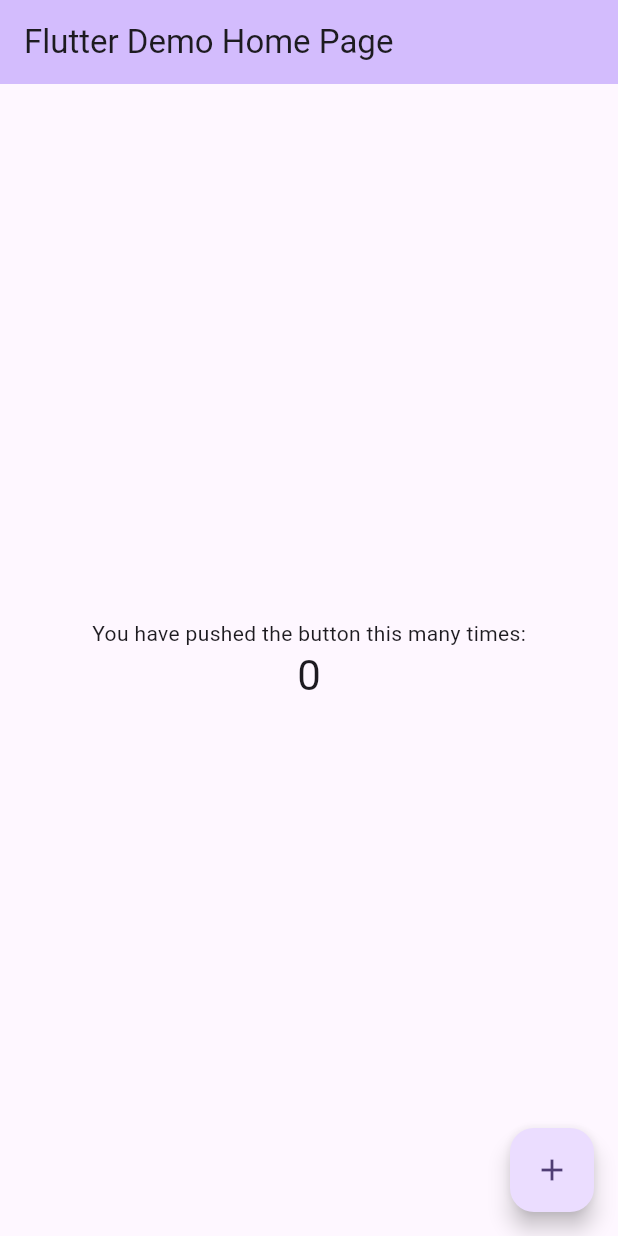
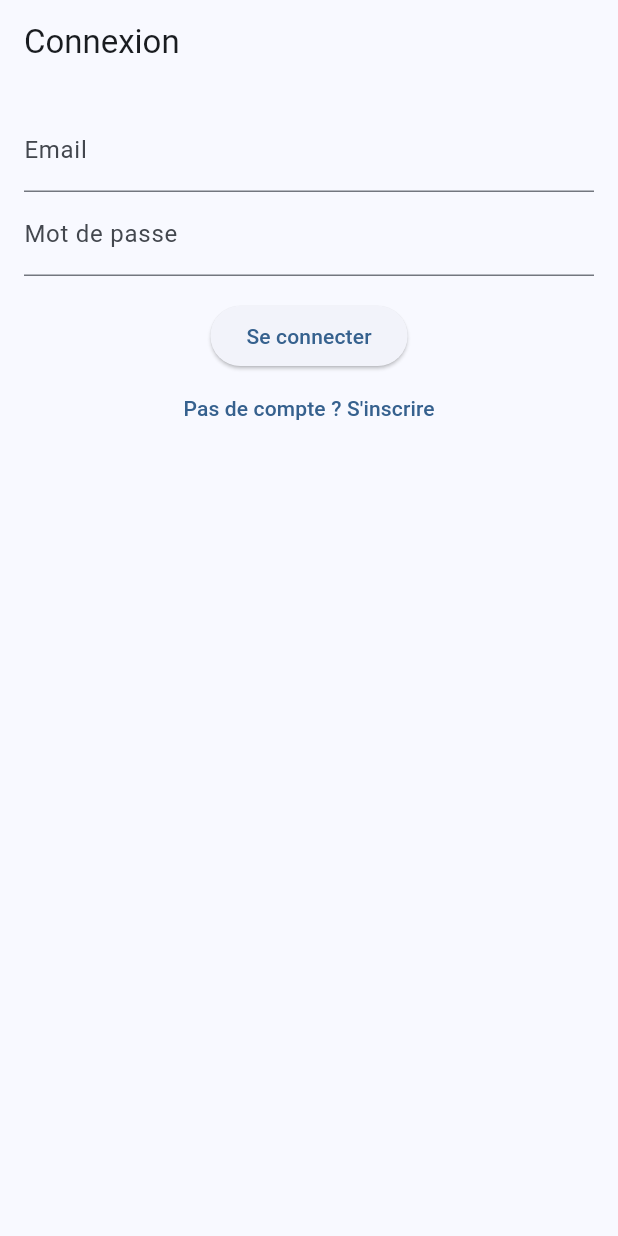
Before and after one commit to oumaimagattoua/tracker_flutter, a Flutter app: the screen it shows after launch, on a phone screen of 412 x 824 dp. Run offline on Flutter 3.47's test engine with Material 3 defaults, Android fonts, the phone set to English and light mode, and no system bars; our stand-ins replace firebase_auth, firebase_core, flutter_riverpod, go_router; accounts and stored records are empty.

```diff
--- /dev/null
+++ b/lib/core/routing/app_router.dart
@@ -0,0 +1,42 @@
+import 'package:flutter_riverpod/flutter_riverpod.dart';
+import 'package:go_router/go_router.dart';
+import 'package:tracker_flutter/features/auth/application/auth_service.dart';
+import 'package:tracker_flutter/features/auth/presentation/screens/login_screen.dart';
+import 'package:tracker_flutter/features/auth/presentation/screens/register_screen.dart';
+import 'package:tracker_flutter/features/dashboard/presentation/dashboard_screen.dart';
+
+final routerProvider = Provider<GoRouter>((ref) {
+  final authState = ref.watch(authStateProvider);
+
+  return GoRouter(
+    initialLocation: '/',
+    redirect: (context, state) {
+      final isLoggedIn = authState.value != null;
+      final isLoggingIn = state.matchedLocation == '/login' || state.matchedLocation == '/register';
+
+      if (!isLoggedIn) {
+        return isLoggingIn ? null : '/login';
+      }
+
+      if (isLoggingIn) {
+        return '/';
+      }
+
+      return null;
+    },
+    routes: [
+      GoRoute(
+        path: '/',
+        builder: (context, state) => const DashboardScreen(),
+      ),
+      GoRoute(
+        path: '/login',
+        builder: (context, state) => const LoginScreen(),
+      ),
+      GoRoute(
+        path: '/register',
+        builder: (context, state) => const RegisterScreen(),
+      ),
+    ],
+  );
+});
--- /dev/null
+++ b/lib/features/auth/application/auth_service.dart
@@ -0,0 +1,38 @@
+import 'package:flutter_riverpod/flutter_riverpod.dart';
+import 'package:tracker_flutter/features/auth/domain/app_user.dart';
+import 'package:tracker_flutter/features/auth/domain/auth_repository.dart';
+import 'package:firebase_auth/firebase_auth.dart';
+import 'package:tracker_flutter/features/auth/data/firebase_auth_repository.dart';
+
+final authRepositoryProvider = Provider<AuthRepository>((ref) {
+  return FirebaseAuthRepository(FirebaseAuth.instance);
+});
+
+final authStateProvider = StreamProvider<AppUser?>((ref) {
+  return ref.watch(authRepositoryProvider).authStateChanges();
+});
+
+class AuthController extends StateNotifier<AsyncValue<void>> {
+  final AuthRepository _repository;
+
+  AuthController(this._repository) : super(const AsyncData(null));
+
+  Future<void> login(String email, String password) async {
+    state = const AsyncLoading();
+    state = await AsyncValue.guard(() => _repository.signInWithEmailAndPassword(email, password));
+  }
+
+  Future<void> register(String email, String password, String displayName) async {
+    state = const AsyncLoading();
+    state = await AsyncValue.guard(() => _repository.createUserWithEmailAndPassword(email, password, displayName));
+  }
+
+  Future<void> logout() async {
+    state = const AsyncLoading();
+    state = await AsyncValue.guard(() => _repository.signOut());
+  }
+}
+
+final authControllerProvider = StateNotifierProvider<AuthController, AsyncValue<void>>((ref) {
+  return AuthController(ref.watch(authRepositoryProvider));
+});
--- /dev/null
+++ b/lib/features/auth/domain/app_user.dart
@@ -0,0 +1,11 @@
+class AppUser {
+  final String id;
+  final String email;
+  final String? displayName;
+
+  AppUser({
+    required this.id,
+    required this.email,
+    this.displayName,
+  });
+}
--- /dev/null
+++ b/lib/features/auth/domain/auth_repository.dart
@@ -0,0 +1,8 @@
+import 'package:tracker_flutter/features/auth/domain/app_user.dart';
+
+abstract class AuthRepository {
+  Future<AppUser?> signInWithEmailAndPassword(String email, String password);
+  Future<AppUser?> createUserWithEmailAndPassword(String email, String password, String displayName);
+  Future<void> signOut();
+  Stream<AppUser?> authStateChanges();
+}
--- /dev/null
+++ b/lib/features/auth/presentation/screens/login_screen.dart
@@ -0,0 +1,74 @@
+import 'package:flutter/material.dart';
+import 'package:flutter_riverpod/flutter_riverpod.dart';
+import 'package:go_router/go_router.dart';
+import 'package:tracker_flutter/features/auth/application/auth_service.dart';
+
+class LoginScreen extends ConsumerStatefulWidget {
+  const LoginScreen({super.key});
+
+  @override
+  ConsumerState<LoginScreen> createState() => _LoginScreenState();
+}
+
+class _LoginScreenState extends ConsumerState<LoginScreen> {
+  final _emailController = TextEditingController();
+  final _passwordController = TextEditingController();
+
+  @override
+  void dispose() {
+    _emailController.dispose();
+    _passwordController.dispose();
+    super.dispose();
+  }
+
+  @override
+  Widget build(BuildContext context) {
+    final authState = ref.watch(authControllerProvider);
+
+    return Scaffold(
+      appBar: AppBar(title: const Text('Connexion')),
+      body: Padding(
+        padding: const EdgeInsets.all(16.0),
+        child: Column(
+          children: [
+            TextField(
+              controller: _emailController,
+              decoration: const InputDecoration(labelText: 'Email'),
+              keyboardType: TextInputType.emailAddress,
+            ),
+            TextField(
+              controller: _passwordController,
+              decoration: const InputDecoration(labelText: 'Mot de passe'),
+              obscureText: true,
+            ),
+            const SizedBox(height: 16),
+            if (authState.isLoading)
+              const CircularProgressIndicator()
+            else
+              ElevatedButton(
+                onPressed: () async {
+                  await ref.read(authControllerProvider.notifier).login(
+                        _emailController.text,
+                        _passwordController.text,
+                      );
+                },
+                child: const Text('Se connecter'),
+              ),
+            TextButton(
+              onPressed: () => context.push('/register'),
+              child: const Text('Pas de compte ? S\'inscrire'),
+            ),
+            if (authState.hasError)
+              Padding(
+                padding: const EdgeInsets.only(top: 8.0),
+                child: Text(
+                  authState.error.toString(),
+                  style: const TextStyle(color: Colors.red),
+                ),
+              ),
+          ],
+        ),
+      ),
+    );
+  }
+}
--- a/lib/main.dart
+++ b/lib/main.dart
@@ -1,122 +1,35 @@
+import 'package:firebase_core/firebase_core.dart';
 import 'package:flutter/material.dart';
+import 'package:flutter_riverpod/flutter_riverpod.dart';
+import 'package:tracker_flutter/core/routing/app_router.dart';
+import 'package:tracker_flutter/firebase_options.dart';
 
-void main() {
-  runApp(const MyApp());
+void main() async {
+  WidgetsFlutterBinding.ensureInitialized();
+  await Firebase.initializeApp(
+    options: DefaultFirebaseOptions.currentPlatform,
+  );
+  runApp(
+    const ProviderScope(
+      child: MyApp(),
+    ),
+  );
 }
 
-class MyApp extends StatelessWidget {
+class MyApp extends ConsumerWidget {
   const MyApp({super.key});
 
-  // This widget is the root of your application.
   @override
-  Widget build(BuildContext context) {
-    return MaterialApp(
-      title: 'Flutter Demo',
+  Widget build(BuildContext context, WidgetRef ref) {
+    final router = ref.watch(routerProvider);
+
+    return MaterialApp.router(
+      title: 'Tracker Gasoil & Maintenance',
       theme: ThemeData(
-        // This is the theme of your application.
-        //
-        // TRY THIS: Try running your application with "flutter run". You'll see
-        // the application has a purple toolbar. Then, without quitting the app,
-        // try changing the seedColor in the colorScheme below to Colors.green
-        // and then invoke "hot reload" (save your changes or press the "hot
-        // reload" button in a Flutter-supported IDE, or press "r" if you used
-        // the command line to start the app).
-        //
-        // Notice that the counter didn't reset back to zero; the application
-        // state is not lost during the reload. To reset the state, use hot
-        // restart instead.
-        //
-        // This works for code too, not just values: Most code changes can be
-        // tested with just a hot reload.
-        colorScheme: .fromSeed(seedColor: Colors.deepPurple),
+        colorScheme: ColorScheme.fromSeed(seedColor: Colors.blue),
+        useMaterial3: true,
       ),
-      home: const MyHomePage(title: 'Flutter Demo Home Page'),
+      routerConfig: router,
     );
   }
 }
-
-class MyHomePage extends StatefulWidget {
-  const MyHomePage({super.key, required this.title});
-
-  // This widget is the home page of your application. It is stateful, meaning
-  // that it has a State object (defined below) that contains fields that affect
-  // how it looks.
-
-  // This class is the configuration for the state. It holds the values (in this
-  // case the title) provided by the parent (in this case the App widget) and
-  // used by the build method of the State. Fields in a Widget subclass are
-  // always marked "final".
-
-  final String title;
-
-  @override
-  State<MyHomePage> createState() => _MyHomePageState();
-}
-
-class _MyHomePageState extends State<MyHomePage> {
-  int _counter = 0;
-
-  void _incrementCounter() {
-    setState(() {
-      // This call to setState tells the Flutter framework that something has
-      // changed in this State, which causes it to rerun the build method below
-      // so that the display can reflect the updated values. If we changed
-      // _counter without calling setState(), then the build method would not be
-      // called again, and so nothing would appear to happen.
-      _counter++;
-    });
-  }
-
-  @override
-  Widget build(BuildContext context) {
-    // This method is rerun every time setState is called, for instance as done
-    // by the _incrementCounter method above.
-    //
-    // The Flutter framework has been optimized to make rerunning build methods
-    // fast, so that you can just rebuild anything that needs updating rather
-    // than having to individually change instances of widgets.
-    return Scaffold(
-      appBar: AppBar(
-        // TRY THIS: Try changing the color here to a specific color (to
-        // Colors.amber, perhaps?) and trigger a hot reload to see the AppBar
-        // change color while the other colors stay the same.
-        backgroundColor: Theme.of(context).colorScheme.inversePrimary,
-        // Here we take the value from the MyHomePage object that was created by
-        // the App.build method, and use it to set our appbar title.
-        title: Text(widget.title),
-      ),
-      body: Center(
-        // Center is a layout widget. It takes a single child and positions it
-        // in the middle of the parent.
-        child: Column(
-          // Column is also a layout widget. It takes a list of children and
-          // arranges them vertically. By default, it sizes itself to fit its
-          // children horizontally, and tries to be as tall as its parent.
-          //
-          // Column has various properties to control how it sizes itself and
-          // how it positions its children. Here we use mainAxisAlignment to
-          // center the children vertically; the main axis here is the vertical
-          // axis because Columns are vertical (the cross axis would be
-          // horizontal).
-          //
-          // TRY THIS: Invoke "debug painting" (choose the "Toggle Debug Paint"
-          // action in the IDE, or press "p" in the console), to see the
-          // wireframe for each widget.
-          mainAxisAlignment: .center,
-          children: [
-            const Text('You have pushed the button this many times:'),
-            Text(
-              '$_counter',
-              style: Theme.of(context).textTheme.headlineMedium,
-            ),
-          ],
-        ),
-      ),
-      floatingActionButton: FloatingActionButton(
-        onPressed: _incrementCounter,
-        tooltip: 'Increment',
-        child: const Icon(Icons.add),
-      ),
-    );
-  }
-}
--- a/pubspec.yaml
+++ b/pubspec.yaml
@@ -38,9 +38,11 @@ dependencies:
   firebase_auth: ^6.5.2
   cloud_firestore: ^6.5.0
   go_router: ^17.3.0
-  flutter_riverpod: ^3.3.1
+  flutter_riverpod: 2.5.1
   dio: ^5.9.2
   intl: ^0.20.2
+  riverpod: 2.5.1
+  state_notifier: ^1.0.0
 
 dev_dependencies:
   flutter_test:
```
Also changed, not shown: lib/features/auth/data/firebase_auth_repository.dart (added, +47 -0 lines), lib/features/auth/presentation/screens/register_screen.dart (added, +76 -0 lines), lib/features/dashboard/presentation/dashboard_screen.dart (added, +27 -0 lines), firebase.json, lib/firebase_options.dart, pubspec.lock, 3 other files.
